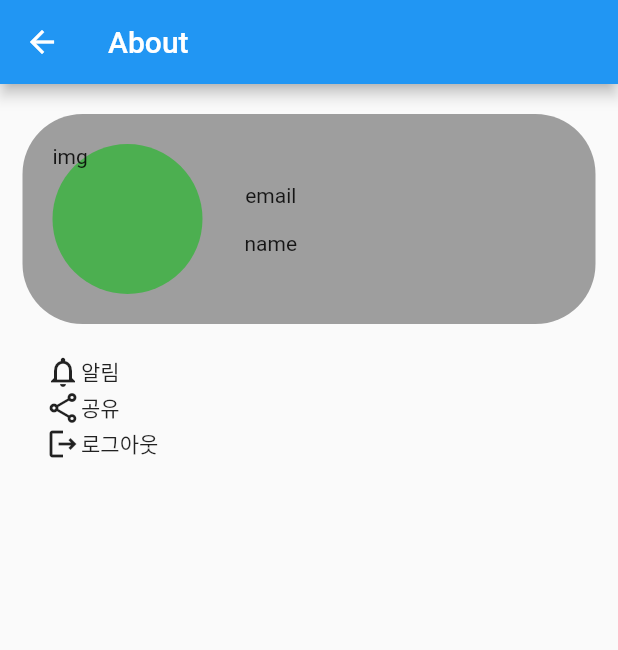
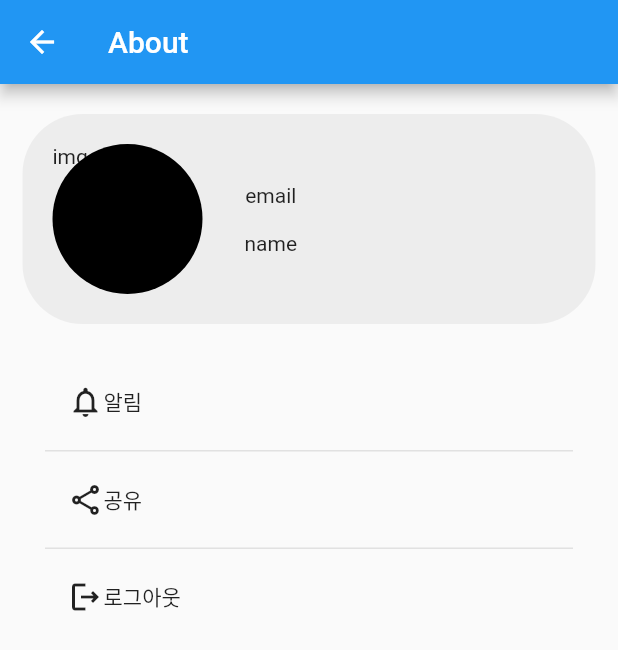
Before and after one commit to mypace0600/goodBible, a Flutter app: the screen it shows after launch, item 3 of the bottom bar chosen, on a phone screen of 412 x 824 dp. Shown: the top 650 px of the screen. Run offline on Flutter 3.47's test engine with Material 2 defaults, Android fonts, the phone set to English and light mode, and no system bars; our stand-ins replace firebase_core, shared_preferences, sqflite; accounts and stored records are empty.

Commit message:
android gradle error fix and firebase connet

```diff
--- a/lib/main.dart
+++ b/lib/main.dart
@@ -1,3 +1,4 @@
+import 'package:firebase_core/firebase_core.dart';
 import 'package:flutter/material.dart';
 import 'package:goodbible/repositories/sql_database.dart';
 
@@ -15,11 +16,23 @@ class MyApp extends StatelessWidget {
   // This widget is the root of your application.
   @override
   Widget build(BuildContext context) {
+    return FutureBuilder(
+        future: Firebase.initializeApp(),
+        builder: (context, snapshot) {
+          if (snapshot.hasError) {
+            return const Center(
+              child: Text("Firebase load fail"),
+            );
+          } else if (snapshot.connectionState == ConnectionState.done) {
             return const MaterialApp(
               home: HomeScreen(
                 book: '요한계시록',
                 chapter: 0,
               ),
             );
+          } else {
+            return const CircularProgressIndicator();
+          }
+        });
   }
 }
--- a/lib/screens/about_screen.dart
+++ b/lib/screens/about_screen.dart
@@ -19,7 +19,8 @@ class AboutScreen extends StatelessWidget {
                 horizontal: 20,
               ),
               decoration: BoxDecoration(
-                  color: Colors.grey, borderRadius: BorderRadius.circular(40)),
+                  color: Colors.black.withOpacity(0.05),
+                  borderRadius: BorderRadius.circular(40)),
               child: Row(
                 children: [
                   Container(
@@ -33,7 +34,7 @@ class AboutScreen extends StatelessWidget {
                     height: 100,
                     decoration: BoxDecoration(
                       borderRadius: BorderRadius.circular(50),
-                      color: Colors.green,
+                      color: Colors.black,
                     ),
                     child: const Text('img'),
                   ),
@@ -64,23 +65,55 @@ class AboutScreen extends StatelessWidget {
                 child: Column(
                   children: [
                     Container(
-                      child: const Row(
+                      decoration: BoxDecoration(
+                        border: BorderDirectional(
+                          bottom: BorderSide(
+                            color: Colors.black.withOpacity(0.1),
+                            width: 1,
+                          ),
+                        ),
+                      ),
+                      child: const Padding(
+                        padding: EdgeInsets.symmetric(
+                          vertical: 20,
+                          horizontal: 15,
+                        ),
+                        child: Row(
                           children: [
                             Icon(Icons.notifications_outlined),
                             Text('알림'),
                           ],
                         ),
                       ),
+                    ),
                     Container(
-                      child: const Row(
+                      decoration: BoxDecoration(
+                        border: BorderDirectional(
+                          bottom: BorderSide(
+                            color: Colors.black.withOpacity(0.1),
+                            width: 1,
+                          ),
+                        ),
+                      ),
+                      child: const Padding(
+                        padding: EdgeInsets.symmetric(
+                          vertical: 20,
+                          horizontal: 15,
+                        ),
+                        child: Row(
                           children: [
                             Icon(Icons.share_outlined),
                             Text('공유'),
                           ],
                         ),
                       ),
-                    Container(
-                      child: const Row(
+                    ),
+                    const Padding(
+                      padding: EdgeInsets.symmetric(
+                        vertical: 20,
+                        horizontal: 15,
+                      ),
+                      child: Row(
                         children: [
                           Icon(Icons.logout_outlined),
                           Text('로그아웃'),
--- /dev/null
+++ b/lib/screens/login_screen.dart
@@ -0,0 +1,19 @@
+import 'package:flutter/material.dart';
+
+class LoginScreen extends StatefulWidget {
+  const LoginScreen({super.key});
+
+  @override
+  State<LoginScreen> createState() => _LoginScreenState();
+}
+
+class _LoginScreenState extends State<LoginScreen> {
+  @override
+  Widget build(BuildContext context) {
+    return Scaffold(
+      appBar: AppBar(
+        title: const Text('Login'),
+      ),
+    );
+  }
+}
--- a/pubspec.yaml
+++ b/pubspec.yaml
@@ -38,7 +38,8 @@ dependencies:
   sqflite: ^2.2.8+4
   path: ^1.8.3
   uuid: ^3.0.7
-
+  firebase_core: ^2.13.1
+  firebase_auth: ^4.6.2
 
   # The following adds the Cupertino Icons font to your application.
   # Use with the CupertinoIcons class for iOS style icons.
```
Also changed, not shown: pubspec.lock, 10 other files. Lines whose indentation alone changed are shown as unchanged.
